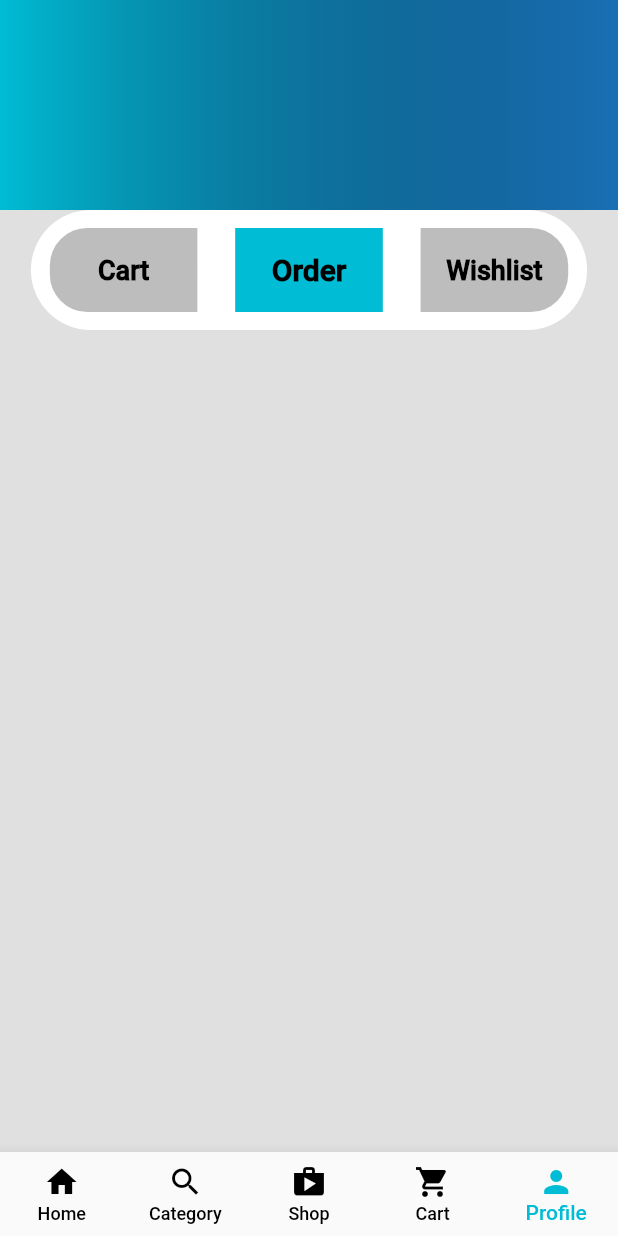
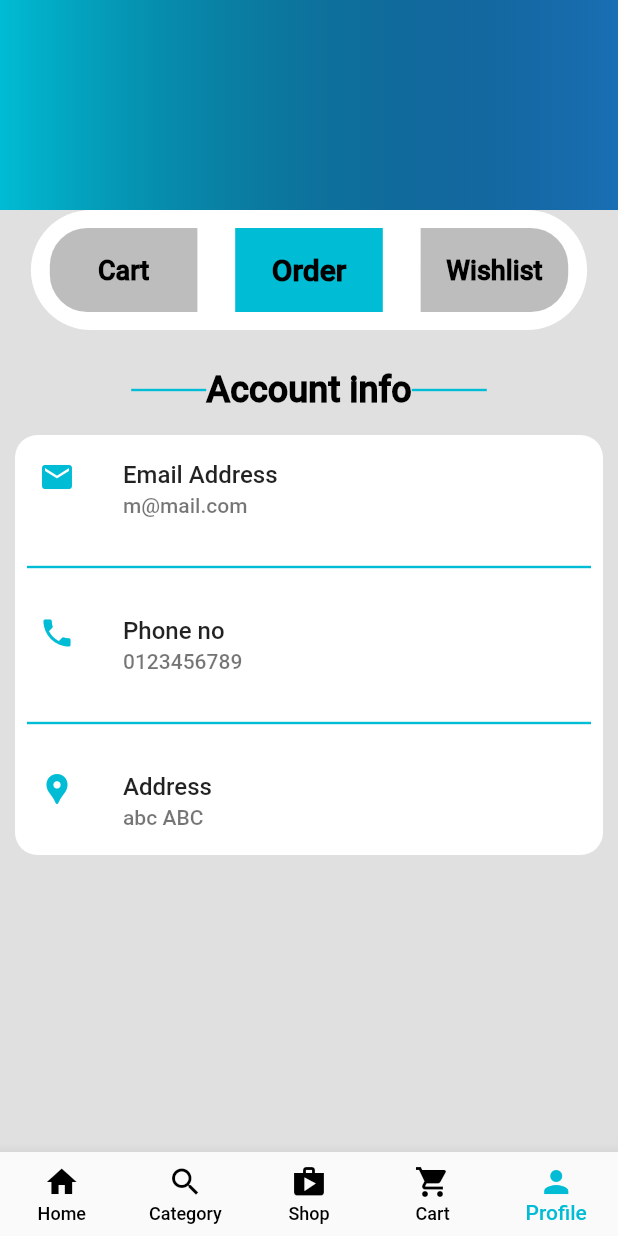
Before and after one commit to mehedi4958/multi_vendor_01, a Flutter app: the screen it shows after launch, on a phone screen of 412 x 824 dp. Run offline on Flutter 3.47's test engine with Material 2 defaults, Android fonts, the phone set to English and light mode, and no system bars; our stand-ins replace cloud_firestore, firebase_auth, firebase_core, firebase_storage, image_picker; accounts and stored records are empty.

Commit message:
Account info designed with ListTile and custom decoration

```diff
--- a/lib/views/profile_screen.dart
+++ b/lib/views/profile_screen.dart
@@ -123,6 +123,88 @@ class _ProfileScreenState extends State<ProfileScreen> {
                     ],
                   ),
                 ),
+                const SizedBox(height: 20),
+                Row(
+                  mainAxisAlignment: MainAxisAlignment.center,
+                  children: const [
+                    SizedBox(
+                      height: 40,
+                      width: 50,
+                      child: Divider(
+                        color: Colors.cyan,
+                        thickness: 1.6,
+                      ),
+                    ),
+                    Text(
+                      'Account info',
+                      style: TextStyle(
+                        fontSize: 24,
+                        fontWeight: FontWeight.w700,
+                        color: Colors.black,
+                      ),
+                    ),
+                    SizedBox(
+                      height: 40,
+                      width: 50,
+                      child: Divider(
+                        color: Colors.cyan,
+                        thickness: 1.6,
+                      ),
+                    ),
+                  ],
+                ),
+                Padding(
+                  padding: const EdgeInsets.all(10),
+                  child: Container(
+                    height: 280,
+                    decoration: BoxDecoration(
+                      color: Colors.white,
+                      borderRadius: BorderRadius.circular(15),
+                    ),
+                    child: Column(
+                      children: const [
+                        ListTile(
+                          title: Text('Email Address'),
+                          subtitle: Text('m@mail.com'),
+                          leading: Icon(
+                            Icons.email,
+                            color: Colors.cyan,
+                          ),
+                        ),
+                        Padding(
+                          padding: EdgeInsets.all(8.0),
+                          child: Divider(
+                            color: Colors.cyan,
+                            thickness: 1.6,
+                          ),
+                        ),
+                        ListTile(
+                          title: Text('Phone no'),
+                          subtitle: Text('0123456789'),
+                          leading: Icon(
+                            Icons.phone,
+                            color: Colors.cyan,
+                          ),
+                        ),
+                        Padding(
+                          padding: EdgeInsets.all(8.0),
+                          child: Divider(
+                            color: Colors.cyan,
+                            thickness: 1.6,
+                          ),
+                        ),
+                        ListTile(
+                          title: Text('Address'),
+                          subtitle: Text('abc ABC'),
+                          leading: Icon(
+                            Icons.location_pin,
+                            color: Colors.cyan,
+                          ),
+                        ),
+                      ],
+                    ),
+                  ),
+                ),
               ],
             ),
           ),
```
